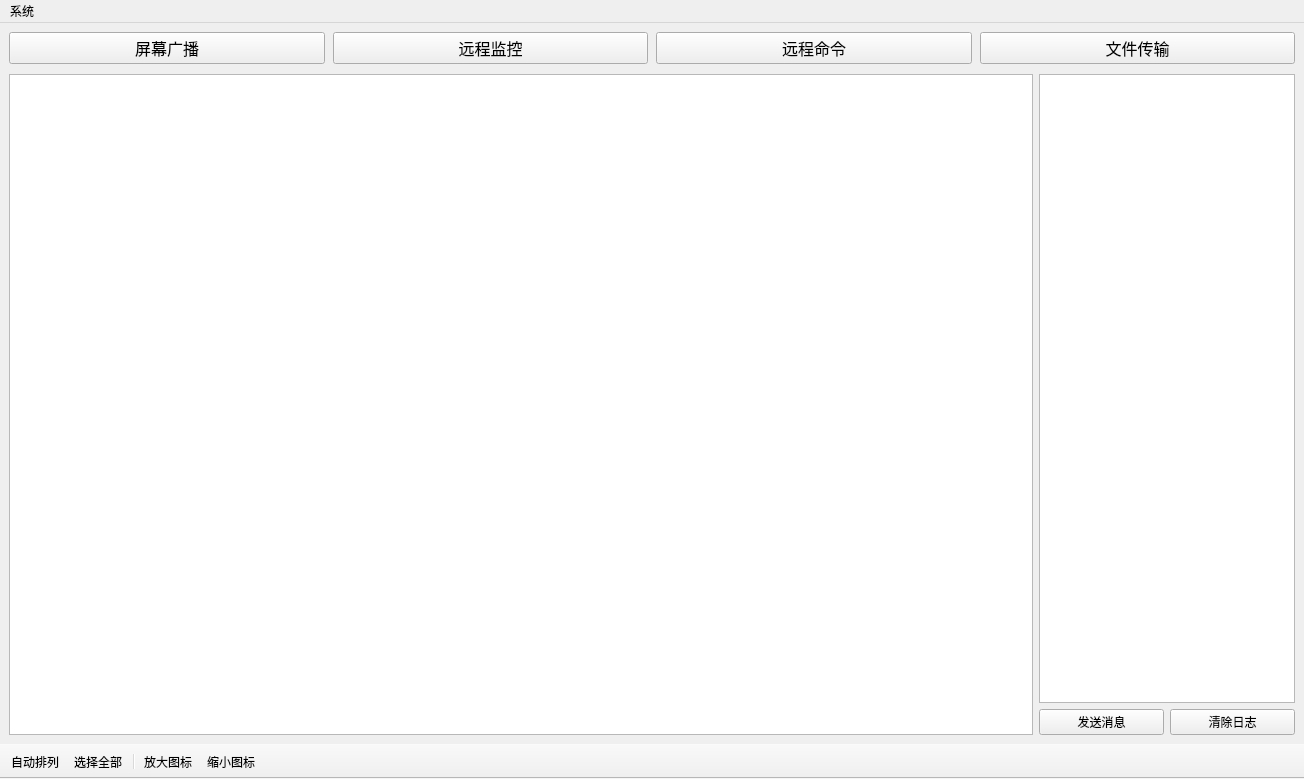
Above: Console/UI/DashboardUI.ui from yang-zhongtian/PYCM before the change. Below: the same form after it.
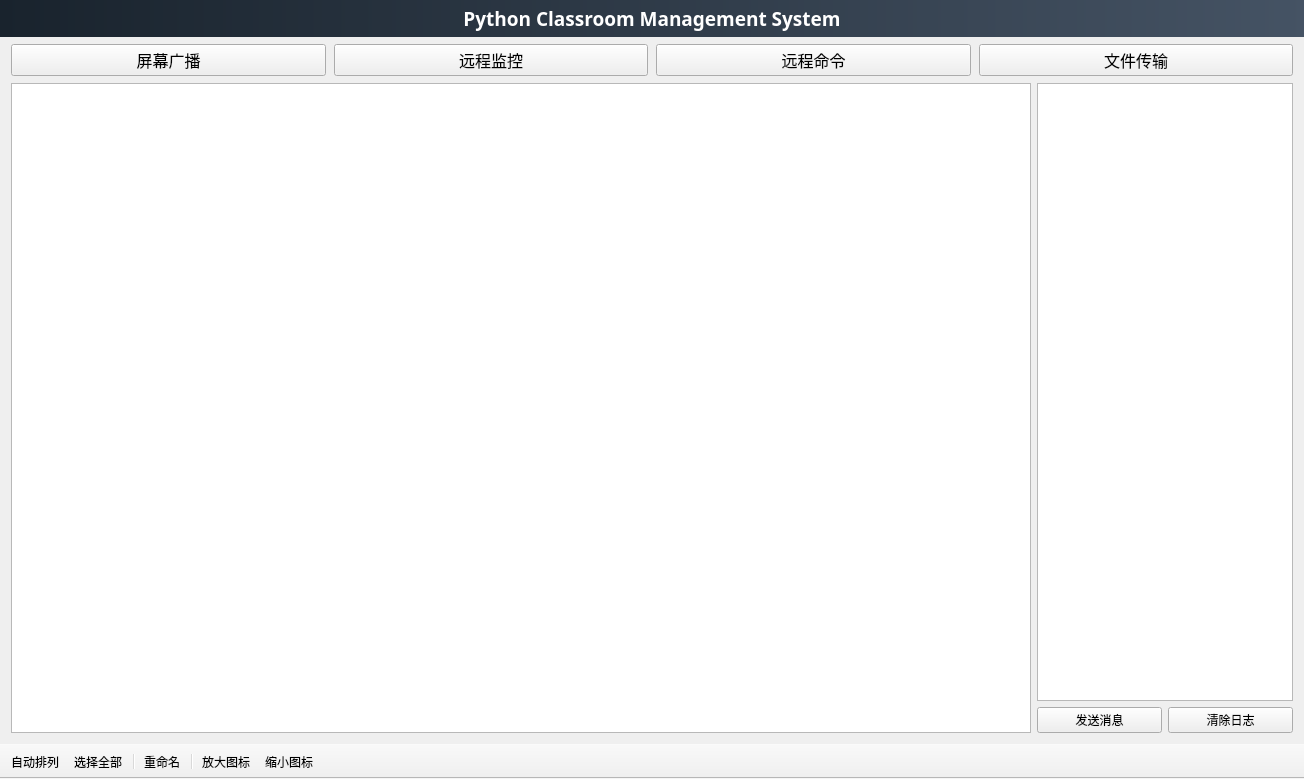
That is the form after the change. Icons and pictures are not drawn.

Patch:
```diff
--- a/Console/UI/DashboardUI.ui
+++ b/Console/UI/DashboardUI.ui
@@ -10,6 +10,11 @@
     <height>779</height>
    </rect>
   </property>
+  <property name="font">
+   <font>
+    <family>微软雅黑</family>
+   </font>
+  </property>
   <property name="windowTitle">
    <string>PYCM Dashboard</string>
   </property>
@@ -19,10 +24,65 @@
   </property>
   <widget class="QWidget" name="centralwidget">
    <layout class="QVBoxLayout" name="verticalLayout">
+    <property name="spacing">
+     <number>4</number>
+    </property>
+    <property name="leftMargin">
+     <number>0</number>
+    </property>
+    <property name="topMargin">
+     <number>0</number>
+    </property>
+    <property name="rightMargin">
+     <number>0</number>
+    </property>
+    <property name="bottomMargin">
+     <number>0</number>
+    </property>
+    <item>
+     <widget class="QLabel" name="label">
+      <property name="font">
+       <font>
+        <family>微软雅黑</family>
+        <pointsize>14</pointsize>
+        <weight>75</weight>
+        <bold>true</bold>
+       </font>
+      </property>
+      <property name="styleSheet">
+       <string notr="true">background-color: qlineargradient(spread:pad, x1:0, y1:0, x2:1, y2:0, stop:0 rgba(25, 35, 45, 255), stop:1 rgba(69, 83, 100, 255));
+color: rgb(255, 255, 255);
+padding-top: 5px;
+padding-bottom: 5px;
+</string>
+      </property>
+      <property name="text">
+       <string>Python Classroom Management System</string>
+      </property>
+      <property name="alignment">
+       <set>Qt::AlignCenter</set>
+      </property>
+      <property name="margin">
+       <number>6</number>
+      </property>
+     </widget>
+    </item>
     <item>
      <layout class="QVBoxLayout" name="main_layout" stretch="1,30">
       <property name="spacing">
-       <number>10</number>
+       <number>7</number>
+      </property>
+      <property name="leftMargin">
+       <number>11</number>
+      </property>
+      <property name="topMargin">
+       <number>3</number>
+      </property>
+      <property name="rightMargin">
+       <number>11</number>
+      </property>
+      <property name="bottomMargin">
+       <number>11</number>
       </property>
       <item>
        <widget class="QFrame" name="frame_header">
@@ -78,6 +138,8 @@
             <font>
              <family>微软雅黑</family>
              <pointsize>12</pointsize>
+             <weight>50</weight>
+             <bold>false</bold>
             </font>
            </property>
            <property name="text">
@@ -322,32 +384,6 @@
     </item>
    </layout>
   </widget>
-  <widget class="QMenuBar" name="menubar">
-   <property name="geometry">
-    <rect>
-     <x>0</x>
-     <y>0</y>
-     <width>1304</width>
-     <height>26</height>
-    </rect>
-   </property>
-   <widget class="QMenu" name="menu">
-    <property name="title">
-     <string>系统</string>
-    </property>
-    <widget class="QMenu" name="services_operation_menu">
-     <property name="title">
-      <string>服务</string>
-     </property>
-     <addaction name="start_all_services_menu"/>
-     <addaction name="stop_all_services_menu"/>
-     <addaction name="restart_all_services_menu"/>
-    </widget>
-    <addaction name="services_operation_menu"/>
-    <addaction name="exit_menu"/>
-   </widget>
-   <addaction name="menu"/>
-  </widget>
   <widget class="QToolBar" name="toolBar">
    <property name="sizePolicy">
     <sizepolicy hsizetype="Expanding" vsizetype="Maximum">
@@ -367,6 +403,11 @@
      <height>0</height>
     </size>
    </property>
+   <property name="font">
+    <font>
+     <family>微软雅黑</family>
+    </font>
+   </property>
    <property name="windowTitle">
     <string>toolBar</string>
    </property>
@@ -388,6 +429,8 @@
    <addaction name="client_sort"/>
    <addaction name="client_select_all"/>
    <addaction name="separator"/>
+   <addaction name="client_rename"/>
+   <addaction name="separator"/>
    <addaction name="client_scroll_in"/>
    <addaction name="client_scroll_out"/>
   </widget>
@@ -398,6 +441,11 @@
    <property name="toolTip">
     <string>自动排列学生端</string>
    </property>
+   <property name="font">
+    <font>
+     <family>微软雅黑</family>
+    </font>
+   </property>
   </action>
   <action name="client_select_all">
    <property name="text">
@@ -406,25 +454,10 @@
    <property name="toolTip">
     <string>选择全部学生端</string>
    </property>
-  </action>
-  <action name="start_all_services_menu">
-   <property name="text">
-    <string>启动所有服务</string>
-   </property>
-  </action>
-  <action name="stop_all_services_menu">
-   <property name="text">
-    <string>停止所有服务</string>
-   </property>
-  </action>
-  <action name="restart_all_services_menu">
-   <property name="text">
-    <string>重启所有服务</string>
-   </property>
-  </action>
-  <action name="exit_menu">
-   <property name="text">
-    <string>退出</string>
+   <property name="font">
+    <font>
+     <family>微软雅黑</family>
+    </font>
    </property>
   </action>
   <action name="client_scroll_in">
@@ -434,6 +467,11 @@
    <property name="toolTip">
     <string>放大客户端图标</string>
    </property>
+   <property name="font">
+    <font>
+     <family>微软雅黑</family>
+    </font>
+   </property>
   </action>
   <action name="client_scroll_out">
    <property name="text">
@@ -442,15 +480,23 @@
    <property name="toolTip">
     <string>缩小客户端图标</string>
    </property>
-  </action>
-  <action name="remote_shutdown_menu">
-   <property name="text">
-    <string>远程关机</string>
+   <property name="font">
+    <font>
+     <family>微软雅黑</family>
+    </font>
    </property>
   </action>
-  <action name="remote_reboot_menu">
+  <action name="client_rename">
    <property name="text">
-    <string>远程重启</string>
+    <string>重命名</string>
+   </property>
+   <property name="toolTip">
+    <string>重命名客户端</string>
+   </property>
+   <property name="font">
+    <font>
+     <family>微软雅黑</family>
+    </font>
    </property>
   </action>
  </widget>
```
Left out of the diff: 49 changed lines with no effect on the pictures.
